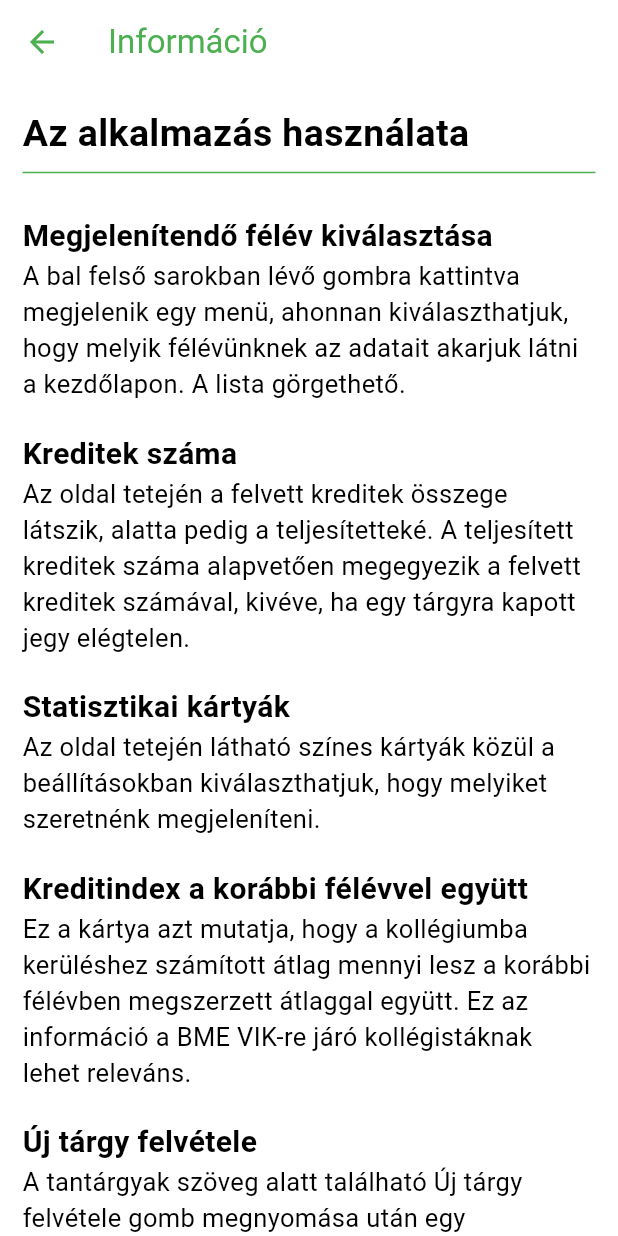
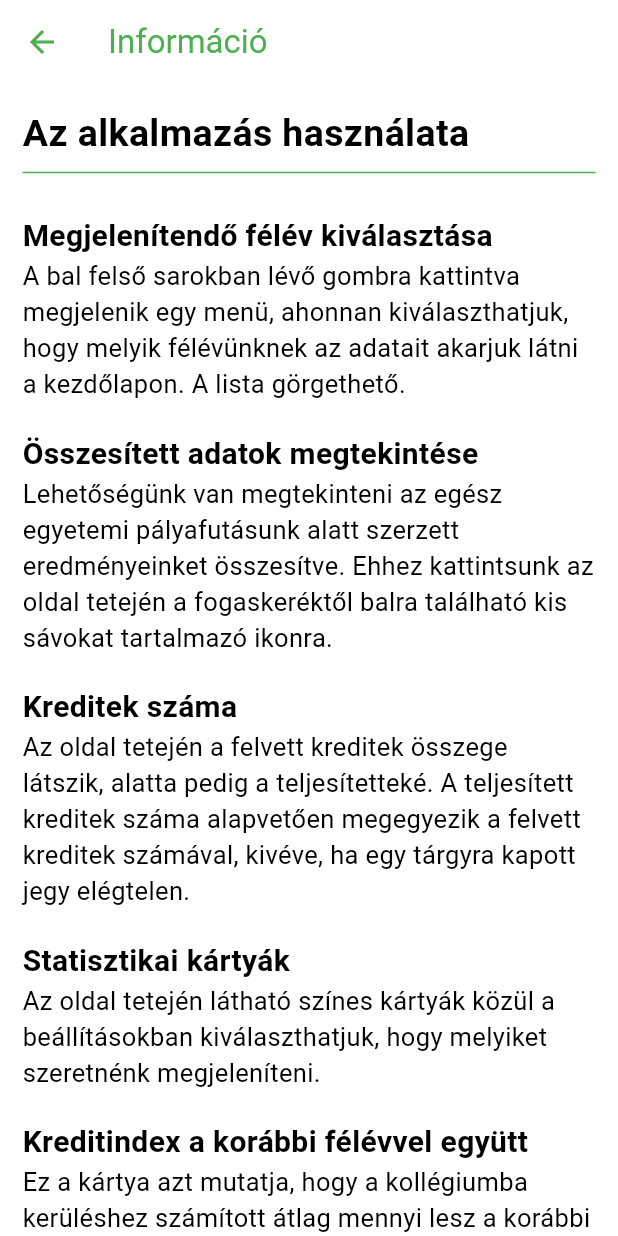
Before and after one commit to balazs003/kreditindex_calculator, a Flutter app: the InfoPage screen opened by its route, on a phone screen of 412 x 824 dp. Run offline on Flutter 3.47's test engine with Material 3 defaults, Android fonts, the phone set to English and light mode, and no system bars; our stand-ins replace flutter_slidable, shared_preferences, sqflite; accounts and stored records are empty.

Commit message:
MOdified info page, added getFailedSubjectCount() method to statistics to be able to display failed attempts count on alldata page

```diff
--- a/lib/all_data_page.dart
+++ b/lib/all_data_page.dart
@@ -76,6 +76,11 @@ class _AllDataPageState extends State<AllDataPage> {
                         style: const TextStyle(fontSize: 18),
                       ),
                       const SizedBox(height: 10),
+                      Text(
+                        "Bukások száma: ${statistics.getFailedSubjectCount()}",
+                        style: const TextStyle(fontSize: 18, color: Colors.redAccent),
+                      ),
+                      const SizedBox(height: 10),
 
                       indexPanel,
                       const SizedBox(height: 10),
--- a/lib/info_page.dart
+++ b/lib/info_page.dart
@@ -39,6 +39,20 @@ class InfoPage extends StatelessWidget {
               ),
               Text(
                 'A bal felső sarokban lévő gombra kattintva megjelenik egy menü, ahonnan kiválaszthatjuk, hogy melyik félévünknek az adatait akarjuk látni a kezdőlapon. A lista görgethető.',
+                style: TextStyle(
+                  fontSize: 17,
+                ),
+              ),
+              SizedBox(height: 20,),
+              Text(
+                'Összesített adatok megtekintése',
+                style: TextStyle(
+                    fontSize: 20,
+                    fontWeight: FontWeight.bold
+                ),
+              ),
+              Text(
+                'Lehetőségünk van megtekinteni az egész egyetemi pályafutásunk alatt szerzett eredményeinket összesítve. Ehhez kattintsunk az oldal tetején a fogaskeréktől balra található kis sávokat tartalmazó ikonra.',
                 style: TextStyle(
                   fontSize: 17,
                 ),
@@ -192,7 +206,7 @@ class InfoPage extends StatelessWidget {
                 ),
               ),
               Text(
-                '2.0.0.0',
+                '2.0.1.0',
                 style: TextStyle(
                   fontSize: 17,
                 ),
--- a/lib/statistics.dart
+++ b/lib/statistics.dart
@@ -48,4 +48,6 @@ abstract class Statistics {
     calculateWeightedCreditIndex();
     calculateFinalCreditCount();
   }
+
+  getFailedSubjectCount() {}
 }
```
Also changed, not shown: lib/alldata_statistics.dart (+11 -0 lines).
